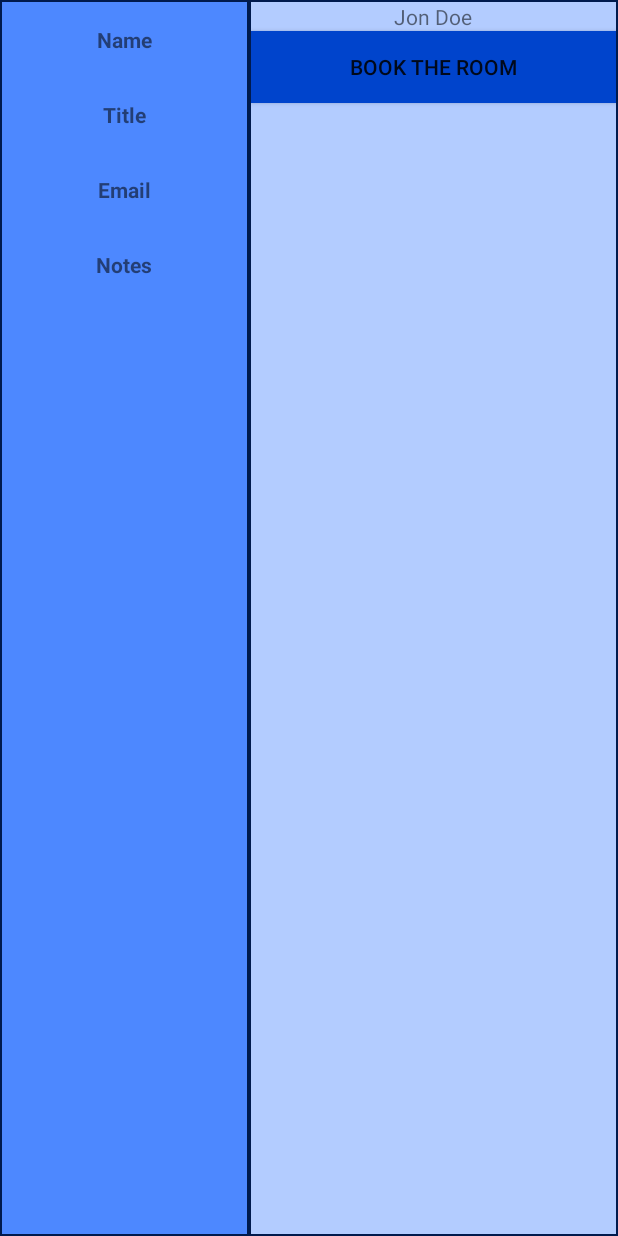
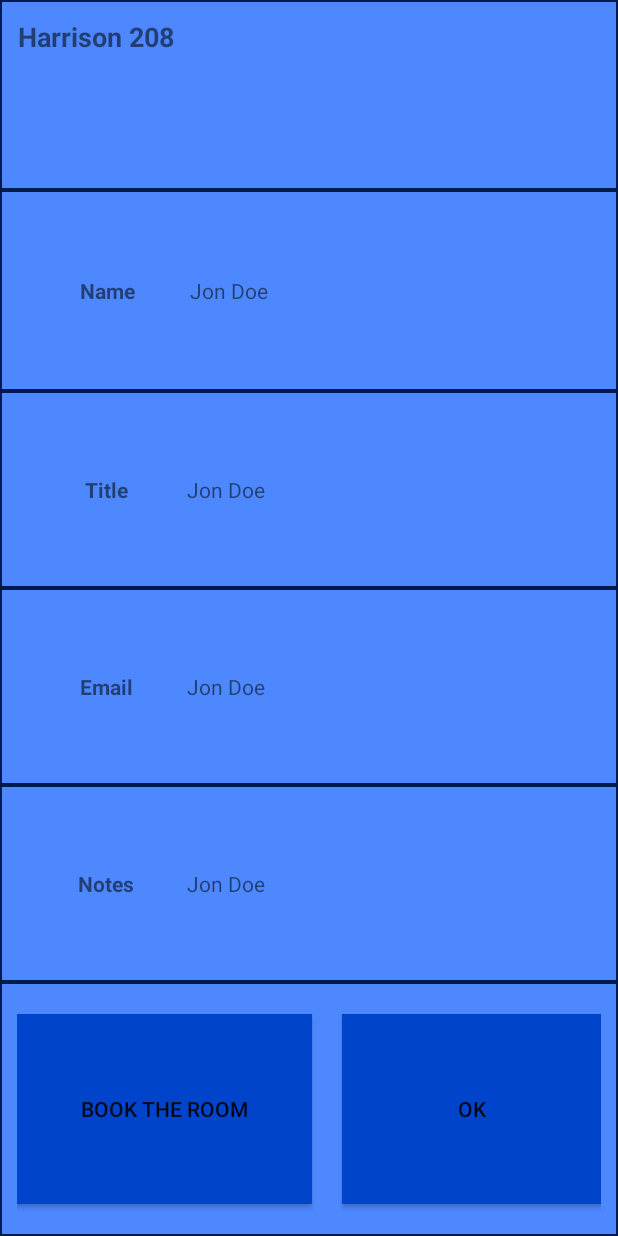
Before and after one commit to katemoksina/Table, an Android app: the layout activity_details.xml on its own in the app's theme, with its tools: preview values and no code run, on a phone screen of 412 x 824 dp. Run offline under Robolectric (Android 15) with nearby library versions, the phone set to English and light mode, and no system bars.

Commit message:
added bookingActivity, swapped timeslots for buttons in table design, added a form for booking; details screen needs debugging with fullscreen

```diff
--- a/app/src/main/AndroidManifest.xml
+++ b/app/src/main/AndroidManifest.xml
@@ -15,6 +15,12 @@
                 <category android:name="android.intent.category.LAUNCHER" />
             </intent-filter>
         </activity>
+        <activity android:name=".DetailsActivity">
+
+        </activity>
+        <activity android:name=".BookingActivity">
+
+        </activity>
     </application>
 
 </manifest>
--- a/app/src/main/res/layout/activity_details.xml
+++ b/app/src/main/res/layout/activity_details.xml
@@ -1,77 +1,134 @@
 <?xml version="1.0" encoding="utf-8"?>
 <LinearLayout xmlns:android="http://schemas.android.com/apk/res/android"
-              android:orientation="horizontal"
-              android:layout_width="match_parent"
-              android:layout_height="match_parent"
+              android:orientation="vertical"
+              android:layout_width="fill_parent"
+              android:layout_height="fill_parent"
               android:background="#001a4d">
 
     <TableLayout
-        android:layout_width="163dp"
-        android:layout_height="match_parent"
+        android:layout_width="fill_parent"
+        android:layout_height="fill_parent"
         android:stretchColumns="*"
-        android:background="#4d88ff"
-        android:layout_margin="1dp">
+        >
+        <TableRow
+            android:layout_width="match_parent"
+            android:layout_height="match_parent"
+            android:background="#4d88ff"
+            android:layout_margin="1dp"
+            android:layout_weight="1"
+            android:padding="5dp">
+            <TextView
+                android:text="@string/room"
+                android:textStyle="normal|bold"
+                android:textSize="18sp"
+                android:padding="5dp"
+                />
+        </TableRow>
         <TableRow
             android:layout_width="match_parent"
             android:layout_height="match_parent"
             android:gravity="center"
-            android:padding="15dp">
+            android:padding="15dp"
+            android:layout_weight="1"
+            android:weightSum="7"
+            android:background="#4d88ff"
+            android:layout_margin="1dp">
             <TextView
                 android:text="@string/name"
                 android:textStyle="normal|bold"
-                android:textAlignment="center"/>
+                android:textAlignment="center"
+                android:layout_width="0dp"
+                android:layout_weight="2"
+                android:layout_margin="1dp"/>
+            <TextView
+                android:text="@string/jon"
+                android:layout_width="0dp"
+                android:layout_weight="5"/>
         </TableRow>
 
         <TableRow
             android:layout_width="match_parent"
             android:layout_height="match_parent"
             android:gravity="center"
+            android:layout_weight="1"
+            android:background="#4d88ff"
+            android:layout_margin="1dp"
             android:padding="15dp">
-             <TextView
-                 android:text="@string/title"
-                 android:textStyle="normal|bold"
-                 android:textAlignment="center"/>
+            <TextView
+                android:text="@string/title"
+                android:textStyle="normal|bold"
+                android:textAlignment="center"
+                android:layout_width="0dp"
+                android:layout_weight="2"/>
+            <TextView
+                android:text="@string/jon"
+                android:layout_width="0dp"
+                android:layout_weight="5"/>
          </TableRow>
 
         <TableRow
             android:layout_width="match_parent"
             android:layout_height="match_parent"
             android:gravity="center"
+            android:layout_weight="1"
+            android:background="#4d88ff"
+            android:layout_margin="1dp"
             android:padding="15dp">
             <TextView
                 android:text="@string/email"
+                android:textStyle="normal|bold"
                 android:textAlignment="center"
-                android:textStyle="normal|bold"/>
+                android:layout_width="0dp"
+                android:layout_weight="2"/>
+            <TextView
+                android:text="@string/jon"
+                android:layout_width="0dp"
+                android:layout_weight="5"/>
         </TableRow>
 
         <TableRow
             android:layout_width="match_parent"
             android:layout_height="match_parent"
             android:gravity="center"
+            android:background="#4d88ff"
+            android:layout_weight="1"
+            android:layout_margin="1dp"
             android:padding="15dp">
             <TextView
                 android:text="@string/notes"
+                android:textStyle="normal|bold"
                 android:textAlignment="center"
-                android:textStyle="normal|bold"/>
+                android:layout_width="0dp"
+                android:layout_weight="2"/>
+            <TextView
+                android:text="@string/jon"
+                android:layout_width="0dp"
+                android:layout_weight="5"/>
         </TableRow>
-
-    </TableLayout>
-    <TableLayout
-        android:layout_width="match_parent"
-        android:layout_height="match_parent"
-        android:layout_margin="1dp"
-        android:background="#b3ccff">
         <TableRow
             android:layout_width="match_parent"
             android:layout_height="match_parent"
-            android:gravity="center">
-            <TextView
-                android:text="@string/jon"/>
+            android:gravity="center"
+            android:background="#4d88ff"
+            android:layout_weight="1"
+            android:layout_margin="1dp"
+            android:padding="10dp"
+            >
+            <Button
+                android:layout_width="match_parent"
+                android:layout_height="match_parent"
+                android:text="@string/book"
+                android:background="#0044cc"
+                android:layout_margin="10dp"
+                android:onClick="makeBooking"
+                />
+            <Button
+                android:layout_width="match_parent"
+                android:layout_height="match_parent"
+                android:text="@string/ok"
+                android:background="#0044cc"
+                android:layout_margin="10dp"
+                android:onClick="gotoTable"/>
         </TableRow>
-        <Button
-            android:layout_width="wrap_content"
-            android:layout_height="wrap_content"
-            android:text="@string/book"
-            android:background="#0044cc"/>
     </TableLayout>
 </LinearLayout>
--- a/app/src/main/res/values/strings.xml
+++ b/app/src/main/res/values/strings.xml
@@ -6,6 +6,10 @@
     <string name="notes">Notes</string>
     <string name="seminar">Seminar</string>
     <string name="lecture">Lecture</string>
+    <string name="ok">OK</string>
     <string name="book">Book the Room</string>
+
+    <string name="room">Harrison 208</string>
     <string name="jon">Jon Doe</string>
+    <string name="password">Password</string>
 </resources>
```
Also changed, not shown: app/src/main/java/com/example/kate/table/BookingActivity.java (added, +15 -0 lines), app/src/main/java/com/example/kate/table/DetailsActivity.java (+11 -0 lines), app/src/main/java/com/example/kate/table/TableActivity.java (+18 -0 lines), app/src/main/res/layout/activity_booking.xml (added, +43 -0 lines), app/src/main/res/layout/activity_table.xml (+70 -67 lines).
